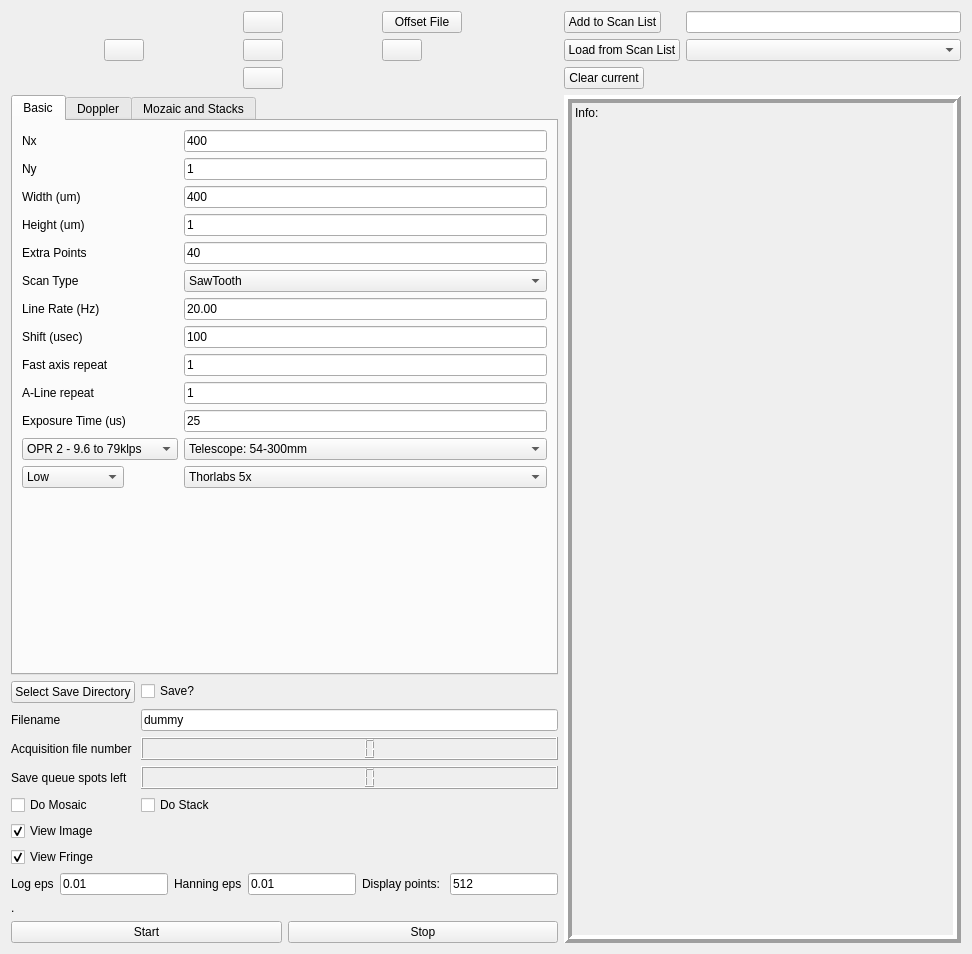
Above: oct_galvos_form.ui from flesage/micro-oct-acq before the change. Below: the same form after it.
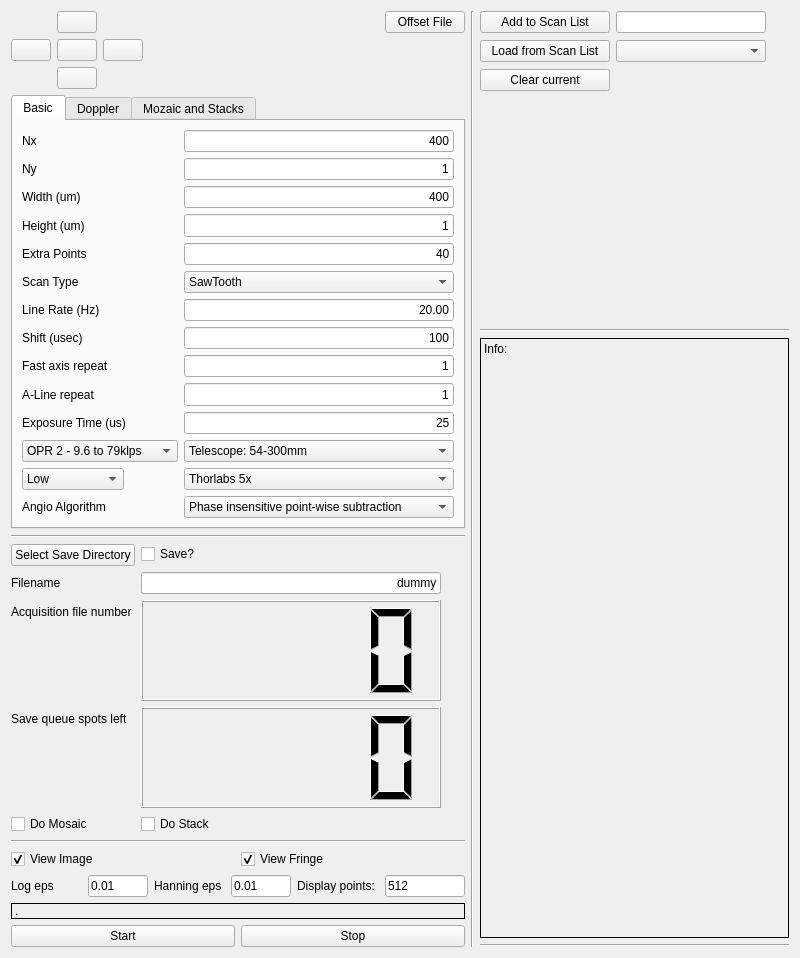
That is the form after the change. Icons and pictures are not drawn.

Commit message: OCT angiography modif + GUI tweeking

Diff of the .ui file:
```diff
--- a/oct_galvos_form.ui
+++ b/oct_galvos_form.ui
@@ -6,8 +6,8 @@
    <rect>
     <x>0</x>
     <y>0</y>
-    <width>972</width>
-    <height>954</height>
+    <width>800</width>
+    <height>958</height>
    </rect>
   </property>
   <property name="sizePolicy">
@@ -24,8 +24,14 @@
     <layout class="QVBoxLayout" name="verticalLayout">
      <item>
       <layout class="QGridLayout" name="gridLayout_2">
-       <item row="1" column="2">
+       <item row="1" column="4">
         <widget class="QPushButton" name="pushButton_readOffsetFile">
+         <property name="maximumSize">
+          <size>
+           <width>100</width>
+           <height>16777215</height>
+          </size>
+         </property>
          <property name="text">
           <string>Offset File</string>
          </property>
@@ -146,6 +152,19 @@
          </property>
         </widget>
        </item>
+       <item row="2" column="3">
+        <spacer name="horizontalSpacer">
+         <property name="orientation">
+          <enum>Qt::Horizontal</enum>
+         </property>
+         <property name="sizeHint" stdset="0">
+          <size>
+           <width>40</width>
+           <height>20</height>
+          </size>
+         </property>
+        </spacer>
+       </item>
       </layout>
      </item>
      <item>
@@ -160,6 +179,9 @@
         <layout class="QVBoxLayout" name="verticalLayout_3">
          <item>
           <layout class="QFormLayout" name="formLayout">
+           <property name="fieldGrowthPolicy">
+            <enum>QFormLayout::AllNonFixedFieldsGrow</enum>
+           </property>
            <item row="1" column="0">
             <widget class="QLabel" name="label_nx">
              <property name="text">
@@ -169,9 +191,24 @@
            </item>
            <item row="1" column="1">
             <widget class="QLineEdit" name="lineEdit_nx">
+             <property name="sizePolicy">
+              <sizepolicy hsizetype="Expanding" vsizetype="Expanding">
+               <horstretch>0</horstretch>
+               <verstretch>0</verstretch>
+              </sizepolicy>
+             </property>
+             <property name="minimumSize">
+              <size>
+               <width>270</width>
+               <height>0</height>
+              </size>
+             </property>
              <property name="text">
               <string>400</string>
              </property>
+             <property name="alignment">
+              <set>Qt::AlignRight|Qt::AlignTrailing|Qt::AlignVCenter</set>
+             </property>
             </widget>
            </item>
            <item row="2" column="0">
@@ -183,9 +220,24 @@
            </item>
            <item row="2" column="1">
             <widget class="QLineEdit" name="lineEdit_ny">
+             <property name="sizePolicy">
+              <sizepolicy hsizetype="Expanding" vsizetype="Expanding">
+               <horstretch>0</horstretch>
+               <verstretch>0</verstretch>
+              </sizepolicy>
+             </property>
+             <property name="minimumSize">
+              <size>
+               <width>270</width>
+               <height>0</height>
+              </size>
+             </property>
              <property name="text">
               <string>1</string>
              </property>
+             <property name="alignment">
+              <set>Qt::AlignRight|Qt::AlignTrailing|Qt::AlignVCenter</set>
+             </property>
             </widget>
            </item>
            <item row="3" column="0">
@@ -197,9 +249,24 @@
            </item>
            <item row="3" column="1">
             <widget class="QLineEdit" name="lineEdit_width">
+             <property name="sizePolicy">
+              <sizepolicy hsizetype="Expanding" vsizetype="Expanding">
+               <horstretch>0</horstretch>
+               <verstretch>0</verstretch>
+              </sizepolicy>
+             </property>
+             <property name="minimumSize">
+              <size>
+               <width>270</width>
+               <height>0</height>
+              </size>
+             </property>
              <property name="text">
               <string>400</string>
              </property>
+             <property name="alignment">
+              <set>Qt::AlignRight|Qt::AlignTrailing|Qt::AlignVCenter</set>
+             </property>
             </widget>
            </item>
            <item row="4" column="0">
@@ -211,9 +278,24 @@
            </item>
            <item row="4" column="1">
             <widget class="QLineEdit" name="lineEdit_height">
+             <property name="sizePolicy">
+              <sizepolicy hsizetype="Expanding" vsizetype="Expanding">
+               <horstretch>0</horstretch>
+               <verstretch>0</verstretch>
+              </sizepolicy>
+             </property>
+             <property name="minimumSize">
+              <size>
+               <width>270</width>
+               <height>0</height>
+              </size>
+             </property>
              <property name="text">
               <string>1</string>
              </property>
+             <property name="alignment">
+              <set>Qt::AlignRight|Qt::AlignTrailing|Qt::AlignVCenter</set>
+             </property>
             </widget>
            </item>
            <item row="5" column="0">
@@ -225,9 +307,24 @@
            </item>
            <item row="5" column="1">
             <widget class="QLineEdit" name="lineEdit_extrapoints">
+             <property name="sizePolicy">
+              <sizepolicy hsizetype="Expanding" vsizetype="Expanding">
+               <horstretch>0</horstretch>
+               <verstretch>0</verstretch>
+              </sizepolicy>
+             </property>
+             <property name="minimumSize">
+              <size>
+               <width>270</width>
+               <height>0</height>
+              </size>
+             </property>
              <property name="text">
               <string>40</string>
              </property>
+             <property name="alignment">
+              <set>Qt::AlignRight|Qt::AlignTrailing|Qt::AlignVCenter</set>
+             </property>
             </widget>
            </item>
            <item row="6" column="0">
@@ -239,6 +336,18 @@
            </item>
            <item row="6" column="1">
             <widget class="QComboBox" name="comboBox_scantype">
+             <property name="sizePolicy">
+              <sizepolicy hsizetype="Preferred" vsizetype="Expanding">
+               <horstretch>0</horstretch>
+               <verstretch>0</verstretch>
+              </sizepolicy>
+             </property>
+             <property name="minimumSize">
+              <size>
+               <width>270</width>
+               <height>0</height>
+              </size>
+             </property>
              <item>
               <property name="text">
                <string>SawTooth</string>
@@ -260,9 +369,24 @@
            </item>
            <item row="7" column="1">
             <widget class="QLineEdit" name="lineEdit_linerate">
+             <property name="sizePolicy">
+              <sizepolicy hsizetype="Expanding" vsizetype="Expanding">
+               <horstretch>0</horstretch>
+               <verstretch>0</verstretch>
+              </sizepolicy>
+             </property>
+             <property name="minimumSize">
+              <size>
+               <width>270</width>
+               <height>0</height>
+              </size>
+             </property>
              <property name="text">
               <string>20.00</string>
              </property>
+             <property name="alignment">
+              <set>Qt::AlignRight|Qt::AlignTrailing|Qt::AlignVCenter</set>
+             </property>
             </widget>
            </item>
            <item row="8" column="0">
@@ -274,9 +398,24 @@
            </item>
            <item row="8" column="1">
             <widget class="QLineEdit" name="lineEdit_shift">
+             <property name="sizePolicy">
+              <sizepolicy hsizetype="Expanding" vsizetype="Expanding">
+               <horstretch>0</horstretch>
+               <verstretch>0</verstretch>
+              </sizepolicy>
+             </property>
+             <property name="minimumSize">
+              <size>
+               <width>270</width>
+               <height>0</height>
+              </size>
+             </property>
              <property name="text">
               <string>100</string>
              </property>
+             <property name="alignment">
+              <set>Qt::AlignRight|Qt::AlignTrailing|Qt::AlignVCenter</set>
+             </property>
             </widget>
            </item>
            <item row="9" column="0">
@@ -288,9 +427,24 @@
            </item>
            <item row="9" column="1">
             <widget class="QLineEdit" name="lineEdit_fastaxisrepeat">
+             <property name="sizePolicy">
+              <sizepolicy hsizetype="Expanding" vsizetype="Expanding">
+               <horstretch>0</horstretch>
+               <verstretch>0</verstretch>
+              </sizepolicy>
+             </property>
+             <property name="minimumSize">
+              <size>
+               <width>270</width>
+               <height>0</height>
+              </size>
+             </property>
              <property name="text">
               <string>1</string>
              </property>
+             <property name="alignment">
+              <set>Qt::AlignRight|Qt::AlignTrailing|Qt::AlignVCenter</set>
+             </property>
             </widget>
            </item>
            <item row="10" column="0">
@@ -302,9 +456,24 @@
            </item>
            <item row="10" column="1">
             <widget class="QLineEdit" name="lineEdit_aline_repeat">
+             <property name="sizePolicy">
+              <sizepolicy hsizetype="Expanding" vsizetype="Expanding">
+               <horstretch>0</horstretch>
+               <verstretch>0</verstretch>
+              </sizepolicy>
+             </property>
+             <property name="minimumSize">
+              <size>
+               <width>270</width>
+               <height>0</height>
+              </size>
+             </property>
              <property name="text">
               <string>1</string>
              </property>
+             <property name="alignment">
+              <set>Qt::AlignRight|Qt::AlignTrailing|Qt::AlignVCenter</set>
+             </property>
             </widget>
            </item>
            <item row="11" column="0">
@@ -316,9 +485,24 @@
            </item>
            <item row="11" column="1">
             <widget class="QLineEdit" name="lineEdit_exposure">
+             <property name="sizePolicy">
+              <sizepolicy hsizetype="Expanding" vsizetype="Expanding">
+               <horstretch>0</horstretch>
+               <verstretch>0</verstretch>
+              </sizepolicy>
+             </property>
+             <property name="minimumSize">
+              <size>
+               <width>270</width>
+               <height>0</height>
+              </size>
+             </property>
              <property name="text">
               <string>25</string>
              </property>
+             <property name="alignment">
+              <set>Qt::AlignRight|Qt::AlignTrailing|Qt::AlignVCenter</set>
+             </property>
             </widget>
            </item>
            <item row="12" column="0">
@@ -342,6 +526,18 @@
            </item>
            <item row="12" column="1">
             <widget class="QComboBox" name="comboBox_telescope">
+             <property name="sizePolicy">
+              <sizepolicy hsizetype="Preferred" vsizetype="Expanding">
+               <horstretch>0</horstretch>
+               <verstretch>0</verstretch>
+              </sizepolicy>
+             </property>
+             <property name="minimumSize">
+              <size>
+               <width>270</width>
+               <height>0</height>
+              </size>
+             </property>
              <property name="currentIndex">
               <number>0</number>
              </property>
@@ -399,6 +595,18 @@
            </item>
            <item row="13" column="1">
             <widget class="QComboBox" name="comboBox_objective">
+             <property name="sizePolicy">
+              <sizepolicy hsizetype="Preferred" vsizetype="Expanding">
+               <horstretch>0</horstretch>
+               <verstretch>0</verstretch>
+              </sizepolicy>
+             </property>
+             <property name="minimumSize">
+              <size>
+               <width>270</width>
+               <height>0</height>
+              </size>
+             </property>
              <property name="currentIndex">
               <number>0</number>
              </property>
@@ -434,6 +642,50 @@
              </item>
             </widget>
            </item>
+           <item row="14" column="0">
+            <widget class="QLabel" name="label_27">
+             <property name="text">
+              <string>Angio Algorithm</string>
+             </property>
+            </widget>
+           </item>
+           <item row="14" column="1">
+            <widget class="QComboBox" name="comboBox_angio">
+             <property name="sizePolicy">
+              <sizepolicy hsizetype="Expanding" vsizetype="Expanding">
+               <horstretch>0</horstretch>
+               <verstretch>0</verstretch>
+              </sizepolicy>
+             </property>
+             <property name="minimumSize">
+              <size>
+               <width>270</width>
+               <height>0</height>
+              </size>
+             </property>
+             <property name="maximumSize">
+              <size>
+               <width>1000</width>
+               <height>16777215</height>
+              </size>
+             </property>
+             <item>
+              <property name="text">
+               <string>Phase insensitive point-wise subtraction</string>
+              </property>
+             </item>
+             <item>
+              <property name="text">
+               <string>Phase sensitive point-wise subtraction</string>
+              </property>
+             </item>
+             <item>
+              <property name="text">
+               <string>Variance</string>
+              </property>
+             </item>
+            </widget>
+           </item>
           </layout>
          </item>
         </layout>
@@ -612,8 +864,18 @@
        </widget>
       </widget>
      </item>
+     <item>
+      <widget class="Line" name="line_4">
+       <property name="orientation">
+        <enum>Qt::Horizontal</enum>
+       </property>
+      </widget>
+     </item>
      <item>
       <layout class="QFormLayout" name="formLayout_2">
+       <property name="fieldGrowthPolicy">
+        <enum>QFormLayout::AllNonFixedFieldsGrow</enum>
+       </property>
        <property name="verticalSpacing">
         <number>6</number>
        </property>
@@ -640,9 +902,18 @@
        </item>
        <item row="2" column="1">
         <widget class="QLineEdit" name="lineEdit_datasetname">
+         <property name="maximumSize">
+          <size>
+           <width>300</width>
+           <height>16777215</height>
+          </size>
+         </property>
          <property name="text">
           <string>dummy</string>
          </property>
+         <property name="alignment">
+          <set>Qt::AlignRight|Qt::AlignTrailing|Qt::AlignVCenter</set>
+         </property>
         </widget>
        </item>
        <item row="3" column="0">
@@ -654,12 +925,27 @@
        </item>
        <item row="3" column="1">
         <widget class="QLCDNumber" name="lcdNumber_acquisition">
+         <property name="sizePolicy">
+          <sizepolicy hsizetype="Minimum" vsizetype="Expanding">
+           <horstretch>0</horstretch>
+           <verstretch>0</verstretch>
+          </sizepolicy>
+         </property>
+         <property name="maximumSize">
+          <size>
+           <width>300</width>
+           <height>300</height>
+          </size>
+         </property>
          <property name="font">
           <font>
            <weight>50</weight>
            <bold>false</bold>
           </font>
          </property>
+         <property name="layoutDirection">
+          <enum>Qt::LeftToRight</enum>
+         </property>
         </widget>
        </item>
        <item row="4" column="0">
@@ -670,7 +956,20 @@
         </widget>
        </item>
        <item row="4" column="1">
-        <widget class="QLCDNumber" name="lcdNumber_saveqsize"/>
+        <widget class="QLCDNumber" name="lcdNumber_saveqsize">
+         <property name="sizePolicy">
+          <sizepolicy hsizetype="Minimum" vsizetype="Expanding">
+           <horstretch>0</horstretch>
+           <verstretch>0</verstretch>
+          </sizepolicy>
+         </property>
+         <property name="maximumSize">
+          <size>
+           <width>300</width>
+           <height>300</height>
+          </size>
+         </property>
+        </widget>
        </item>
        <item row="5" column="0">
         <widget class="QCheckBox" name="checkBox_do_mosaic">
@@ -689,64 +988,132 @@
       </layout>
      </item>
      <item>
-      <widget class="QCheckBox" name="checkBox_view_image">
-       <property name="text">
-        <string>View Image</string>
-       </property>
-       <property name="checked">
-        <bool>true</bool>
+      <widget class="Line" name="line">
+       <property name="orientation">
+        <enum>Qt::Horizontal</enum>
        </property>
       </widget>
      </item>
      <item>
-      <widget class="QCheckBox" name="checkBox_fringe">
-       <property name="text">
-        <string>View Fringe</string>
-       </property>
-       <property name="checked">
-        <bool>true</bool>
-       </property>
-      </widget>
+      <layout class="QHBoxLayout" name="horizontalLayout_5"/>
      </item>
      <item>
       <layout class="QHBoxLayout" name="horizontalLayout_2">
        <item>
+        <widget class="QCheckBox" name="checkBox_view_image">
+         <property name="minimumSize">
+          <size>
+           <width>120</width>
+           <height>0</height>
+          </size>
+         </property>
+         <property name="text">
+          <string>View Image</string>
+         </property>
+         <property name="checked">
+          <bool>true</bool>
+         </property>
+        </widget>
+       </item>
+       <item>
+        <widget class="QCheckBox" name="checkBox_fringe">
+         <property name="minimumSize">
+          <size>
+           <width>120</width>
+           <height>0</height>
+          </size>
+         </property>
+         <property name="text">
+          <string>View Fringe</string>
+         </property>
+         <property name="checked">
+          <bool>true</bool>
+         </property>
+        </widget>
+       </item>
+      </layout>
+     </item>
+     <item>
+      <layout class="QGridLayout" name="gridLayout">
+       <item row="1" column="3">
+        <widget class="QLineEdit" name="lineEdit_hanningeps">
+         <property name="minimumSize">
+          <size>
+           <width>50</width>
+           <height>0</height>
+          </size>
+         </property>
+         <property name="maximumSize">
+          <size>
+           <width>60</width>
+           <height>16777215</height>
+          </size>
+         </property>
+         <property name="text">
+          <string>0.01</string>
+         </property>
+        </widget>
+       </item>
+       <item row="1" column="4">
+        <widget class="QLabel" name="label_17">
+         <property name="text">
+          <string>Display points: </string>
+         </property>
+        </widget>
+       </item>
+       <item row="1" column="1">
+        <widget class="QLineEdit" name="lineEdit_logeps">
+         <property name="minimumSize">
+          <size>
+           <width>50</width>
+           <height>0</height>
+          </size>
+         </property>
+         <property name="maximumSize">
+          <size>
+           <width>60</width>
+           <height>16777215</height>
+          </size>
+         </property>
+         <property name="text">
+          <string>0.01</string>
+         </property>
+        </widget>
+       </item>
+       <item row="1" column="0">
         <widget class="QLabel" name="label_15">
          <property name="text">
           <string>Log eps</string>
          </property>
         </widget>
        </item>
-       <item>
-        <widget class="QLineEdit" name="lineEdit_logeps">
-         <property name="text">
-          <string>0.01</string>
-         </property>
-        </widget>
-       </item>
-       <item>
+       <item row="1" column="2">
         <widget class="QLabel" name="label_16">
          <property name="text">
           <string>Hanning eps</string>
          </property>
         </widget>
        </item>
-       <item>
-        <widget class="QLineEdit" name="lineEdit_hanningeps">
-         <property name="text">
-          <string>0.01</string>
-         </property>
-        </widget>
-       </item>
-       <item>
-        <widget class="QLabel" name="label_17">
-         <property name="text">
-          <string>Display points: </string>
-         </property>
-        </widget>
-       </item>
-       <item>
+       <item row="1" column="5">
         <widget class="QLineEdit" name="lineEdit_displayPoints">
+         <property name="sizePolicy">
+          <sizepolicy hsizetype="Fixed" vsizetype="Fixed">
+           <horstretch>0</horstretch>
+           <verstretch>0</verstretch>
+          </sizepolicy>
+         </property>
+         <property name="minimumSize">
+          <size>
+           <width>50</width>
+           <height>0</height>
+          </size>
+         </property>
+         <property name="maximumSize">
+          <size>
+           <width>80</width>
+           <height>16777215</height>
+          </size>
+         </property>
          <property name="text">
           <string>512</string>
          </property>
@@ -756,6 +1123,9 @@
      </item>
      <item>
       <widget class="QLabel" name="label_directory">
+       <property name="frameShape">
+        <enum>QFrame::Box</enum>
+       </property>
        <property name="text">
         <string>.</string>
        </property>
@@ -789,12 +1159,37 @@
      </item>
     </layout>
    </item>
+   <item>
+    <widget class="Line" name="line_3">
+     <property name="orientation">
+      <enum>Qt::Vertical</enum>
+     </property>
+    </widget>
+   </item>
    <item>
     <layout class="QVBoxLayout" name="verticalLayout_2">
      <item>
       <layout class="QFormLayout" name="formLayout_3">
+       <property name="sizeConstraint">
+        <enum>QLayout::SetMinimumSize</enum>
+       </property>
+       <property name="verticalSpacing">
+        <number>7</number>
+       </property>
        <item row="0" column="0">
         <widget class="QPushButton" name="pushButton_add_scanlist">
+         <property name="sizePolicy">
+          <sizepolicy hsizetype="Minimum" vsizetype="Fixed">
+           <horstretch>0</horstretch>
+           <verstretch>0</verstretch>
+          </sizepolicy>
+         </property>
+         <property name="minimumSize">
+          <size>
+           <width>130</width>
+           <height>0</height>
+          </size>
+         </property>
          <property name="focusPolicy">
           <enum>Qt::NoFocus</enum>
          </property>
@@ -807,17 +1202,61 @@
         </widget>
        </item>
        <item row="0" column="1">
-        <widget class="QLineEdit" name="lineEdit_scanname"/>
+        <widget class="QLineEdit" name="lineEdit_scanname">
+         <property name="sizePolicy">
+          <sizepolicy hsizetype="Maximum" vsizetype="Fixed">
+           <horstretch>0</horstretch>
+           <verstretch>0</verstretch>
+          </sizepolicy>
+         </property>
+         <property name="minimumSize">
+          <size>
+           <width>150</width>
+           <height>0</height>
+          </size>
+         </property>
+         <property name="maximumSize">
+          <size>
+           <width>150</width>
+           <height>16777215</height>
+          </size>
+         </property>
+        </widget>
        </item>
        <item row="1" column="0">
         <widget class="QPushButton" name="pushButton_load_scanlist">
+         <property name="minimumSize">
+          <size>
+           <width>130</width>
+           <height>0</height>
+          </size>
+         </property>
          <property name="text">
           <string>Load from Scan List</string>
          </property>
         </widget>
        </item>
        <item row="1" column="1">
-        <widget class="QComboBox" name="comboBox_scanlist"/>
+        <widget class="QComboBox" name="comboBox_scanlist">
+         <property name="sizePolicy">
+          <sizepolicy hsizetype="Maximum" vsizetype="Fixed">
+           <horstretch>0</horstretch>
+           <verstretch>0</verstretch>
+          </sizepolicy>
+         </property>
+         <property name="minimumSize">
+          <size>
+           <width>150</width>
+           <height>0</height>
+          </size>
+         </property>
+         <property name="maximumSize">
+          <size>
+           <width>150</width>
+           <height>16777215</height>
+          </size>
+         </property>
+        </widget>
        </item>
        <item row="2" column="0">
         <widget class="QPushButton" name="pushButton_clearsettings">
@@ -827,6 +1266,12 @@
            <verstretch>0</verstretch>
           </sizepolicy>
          </property>
+         <property name="minimumSize">
+          <size>
+           <width>130</width>
+           <height>0</height>
+          </size>
+         </property>
          <property name="text">
           <string>Clear current</string>
          </property>
@@ -834,22 +1279,44 @@
        </item>
       </layout>
      </item>
+     <item>
+      <widget class="Line" name="line_5">
+       <property name="orientation">
+        <enum>Qt::Horizontal</enum>
+       </property>
+      </widget>
+     </item>
      <item>
       <widget class="QLabel" name="label_info">
+       <property name="enabled">
+        <bool>true</bool>
+       </property>
        <property name="sizePolicy">
-        <sizepolicy hsizetype="Preferred" vsizetype="Expanding">
+        <sizepolicy hsizetype="Expanding" vsizetype="Maximum">
          <horstretch>0</horstretch>
          <verstretch>0</verstretch>
         </sizepolicy>
        </property>
+       <property name="minimumSize">
+        <size>
+         <width>100</width>
+         <height>600</height>
+        </size>
+       </property>
+       <property name="maximumSize">
+        <size>
+         <width>500</width>
+         <height>700</height>
+        </size>
+       </property>
        <property name="frameShape">
         <enum>QFrame::Box</enum>
        </property>
        <property name="frameShadow">
-        <enum>QFrame::Raised</enum>
+        <enum>QFrame::Plain</enum>
        </property>
        <property name="lineWidth">
-        <number>4</number>
+        <number>1</number>
        </property>
        <property name="text">
         <string>Info:</string>
@@ -859,6 +1326,13 @@
        </property>
       </widget>
      </item>
+     <item>
+      <widget class="Line" name="line_6">
+       <property name="orientation">
+        <enum>Qt::Horizontal</enum>
+       </property>
+      </widget>
+     </item>
     </layout>
    </item>
   </layout>
```
The commit also changes 6 other files.
